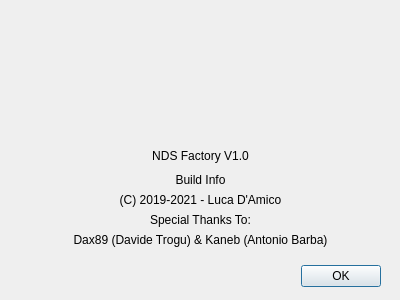
Above: ui/dialogs/about/aboutdialog.ui from Luca1991/NDSFactory before the change. Below: the same form after it.
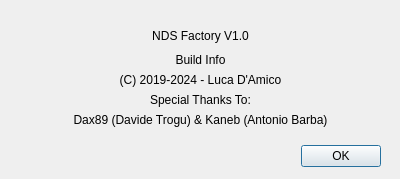
That is the form after the change.

The edit to the form file:
```diff
--- a/ui/dialogs/about/aboutdialog.ui
+++ b/ui/dialogs/about/aboutdialog.ui
@@ -7,7 +7,7 @@
     <x>0</x>
     <y>0</y>
     <width>400</width>
-    <height>300</height>
+    <height>179</height>
    </rect>
   </property>
   <property name="windowTitle">
@@ -17,7 +17,7 @@
    <property name="geometry">
     <rect>
      <x>300</x>
-     <y>260</y>
+     <y>140</y>
      <width>81</width>
      <height>32</height>
     </rect>
@@ -33,7 +33,7 @@
    <property name="geometry">
     <rect>
      <x>10</x>
-     <y>140</y>
+     <y>20</y>
      <width>381</width>
      <height>31</height>
     </rect>
@@ -52,13 +52,13 @@
    <property name="geometry">
     <rect>
      <x>10</x>
-     <y>190</y>
+     <y>70</y>
      <width>381</width>
      <height>20</height>
     </rect>
    </property>
    <property name="text">
-    <string>(C) 2019-2021 - Luca D'Amico</string>
+    <string>(C) 2019-2024 - Luca D'Amico</string>
    </property>
    <property name="alignment">
     <set>Qt::AlignCenter</set>
@@ -68,7 +68,7 @@
    <property name="geometry">
     <rect>
      <x>10</x>
-     <y>210</y>
+     <y>90</y>
      <width>381</width>
      <height>20</height>
     </rect>
@@ -84,7 +84,7 @@
    <property name="geometry">
     <rect>
      <x>10</x>
-     <y>230</y>
+     <y>110</y>
      <width>381</width>
      <height>20</height>
     </rect>
@@ -100,7 +100,7 @@
    <property name="geometry">
     <rect>
      <x>10</x>
-     <y>170</y>
+     <y>50</y>
      <width>381</width>
      <height>20</height>
     </rect>
```
Left out of the diff: 16 changed lines with no effect on the pictures.
